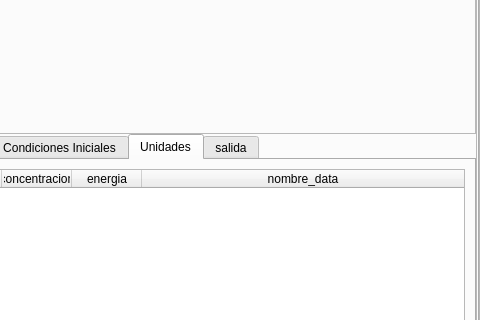
First picture: the form in dashboard_v1.ui, repository JuandresPUCE/tesis_pyqt_sqlite, before the edit; both pictures show x 544 to 1024 and y 118 to 438 of the 1024 by 720 pixel window.
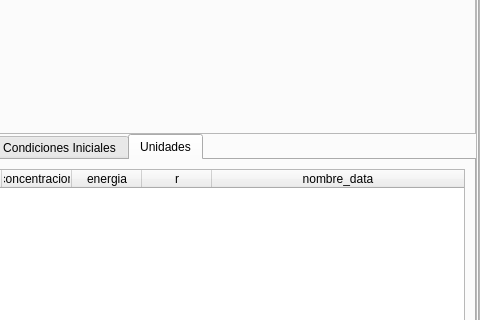
Second picture: the form after the edit. The open tabs and pages were chosen to show the change.

Patch:
```diff
--- a/dashboard_v1.ui
+++ b/dashboard_v1.ui
@@ -832,6 +832,11 @@
                          <string>energia</string>
                         </property>
                        </column>
+                       <column>
+                        <property name="text">
+                         <string>r</string>
+                        </property>
+                       </column>
                        <column>
                         <property name="text">
                          <string>nombre_data</string>
@@ -841,12 +846,6 @@
                      </item>
                     </layout>
                    </widget>
-                   <widget class="QWidget" name="tab_5">
-                    <attribute name="title">
-                     <string>salida</string>
-                    </attribute>
-                    <layout class="QVBoxLayout" name="verticalLayout_12"/>
-                   </widget>
                   </widget>
                  </item>
                 </layout>
```
Left out of the diff: 4 changed lines with no effect on the pictures.
